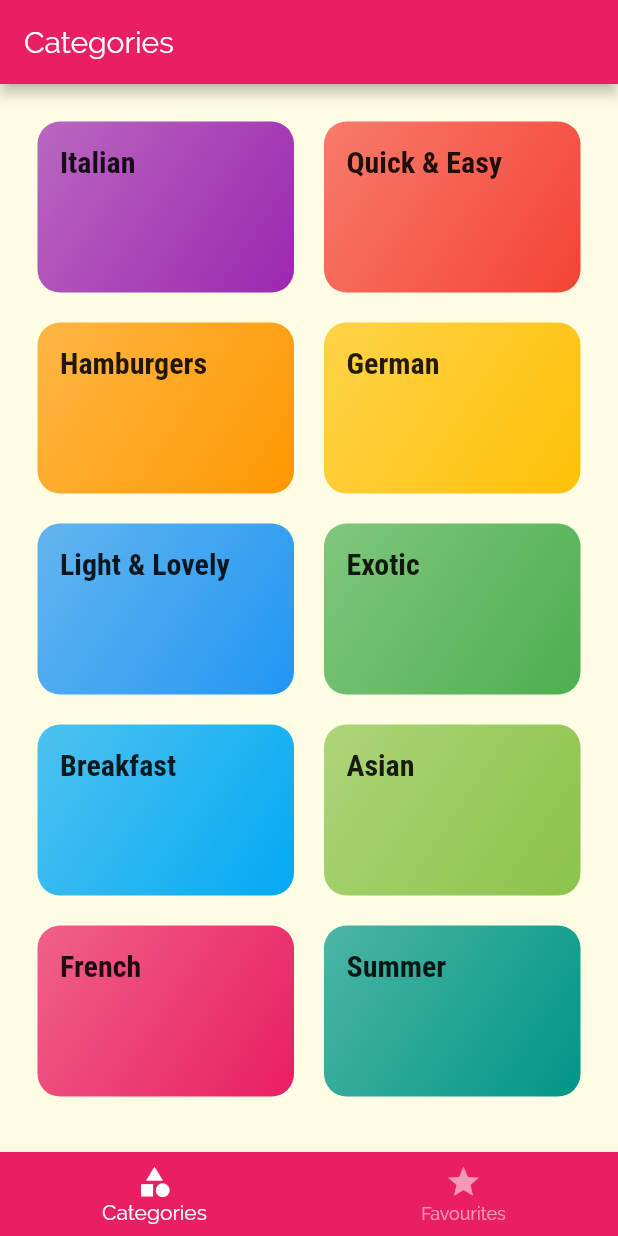
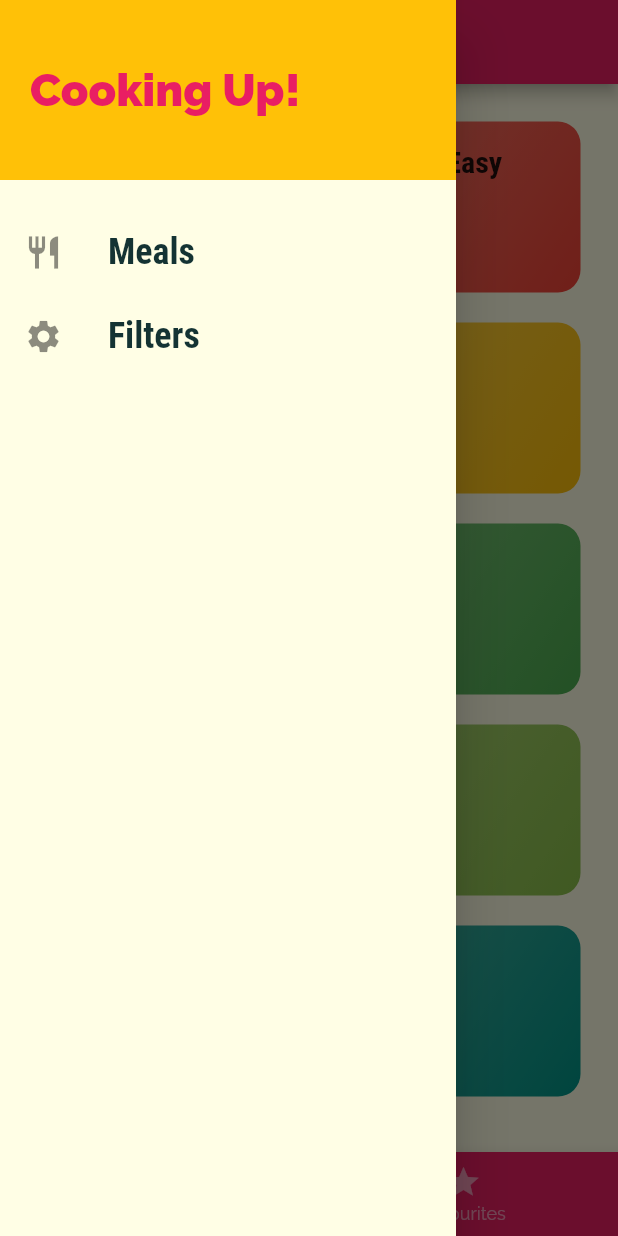
Before and after one commit to mkvmb6/FlutterProjects, a Flutter app: the screen it shows after launch, with the side drawer open (before the commit the screen has no drawer), on a phone screen of 412 x 824 dp. Run offline on Flutter 3.47's test engine with Material 2 defaults, Android fonts, the phone set to English and light mode, and no system bars.

Commit message:
Added the custom drawer. AB#219

```diff
--- a/flutter_meals_app/lib/screens/tabs_screen.dart
+++ b/flutter_meals_app/lib/screens/tabs_screen.dart
@@ -1,4 +1,5 @@
 import 'package:flutter/material.dart';
+import '../widgets/main_drawer.dart';
 import 'categories_screen.dart';
 import 'favorites_screen.dart';
 
@@ -26,6 +27,7 @@ class _TabsScreenState extends State<TabsScreen> {
       appBar: AppBar(
         title: Text(_pages[_selectedIndex]['title']),
       ),
+      drawer: MainDrawer(),
       body: _pages[_selectedIndex]['page'],
       bottomNavigationBar: BottomNavigationBar(
         onTap: _selectPage,
--- /dev/null
+++ b/flutter_meals_app/lib/widgets/main_drawer.dart
@@ -0,0 +1,50 @@
+import 'package:flutter/material.dart';
+
+class MainDrawer extends StatelessWidget {
+  Widget buildListTile(String title, IconData iconData, Function onTapAction) {
+    return ListTile(
+      leading: Icon(
+        iconData,
+        size: 26,
+      ),
+      title: Text(
+        title,
+        style: TextStyle(
+            fontFamily: 'RobotoCondensed',
+            fontSize: 24,
+            fontWeight: FontWeight.bold),
+      ),
+      onTap: onTapAction,
+    );
+  }
+
+  void onTap() {}
+
+  @override
+  Widget build(BuildContext context) {
+    return Drawer(
+      child: Column(
+        children: [
+          Container(
+            height: 120,
+            width: double.infinity,
+            padding: EdgeInsets.all(20),
+            alignment: Alignment.centerLeft,
+            color: Theme.of(context).accentColor,
+            child: Text(
+              'Cooking Up!',
+              style: TextStyle(
+                fontWeight: FontWeight.w900,
+                fontSize: 30,
+                color: Theme.of(context).primaryColor,
+              ),
+            ),
+          ),
+          SizedBox(height: 20),
+          buildListTile('Meals', Icons.restaurant, onTap),
+          buildListTile('Filters', Icons.settings, onTap)
+        ],
+      ),
+    );
+  }
+}
```
